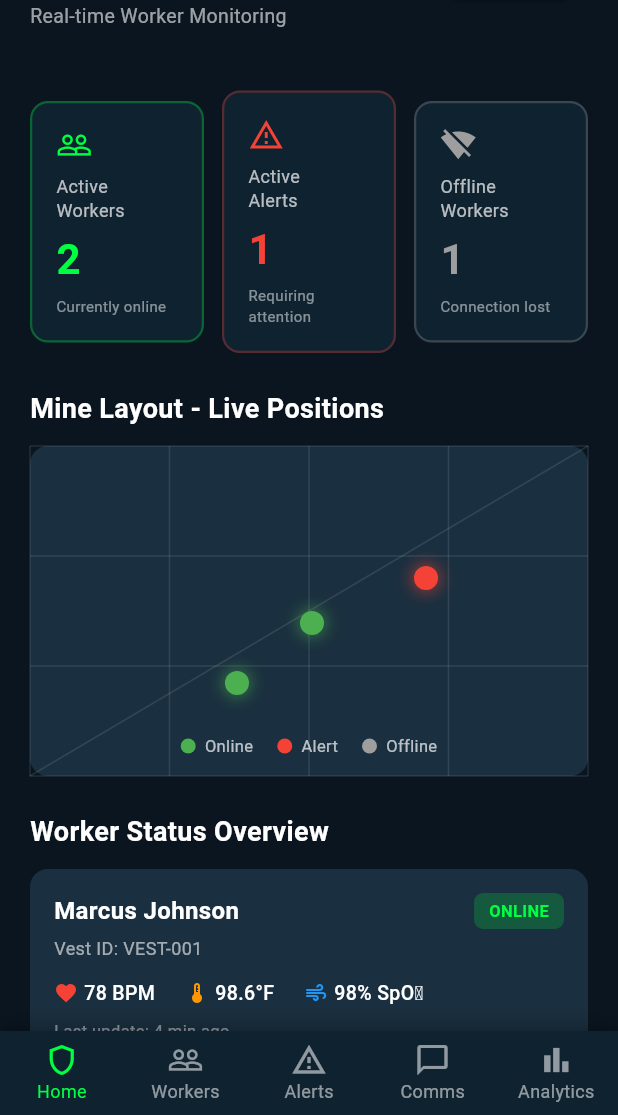
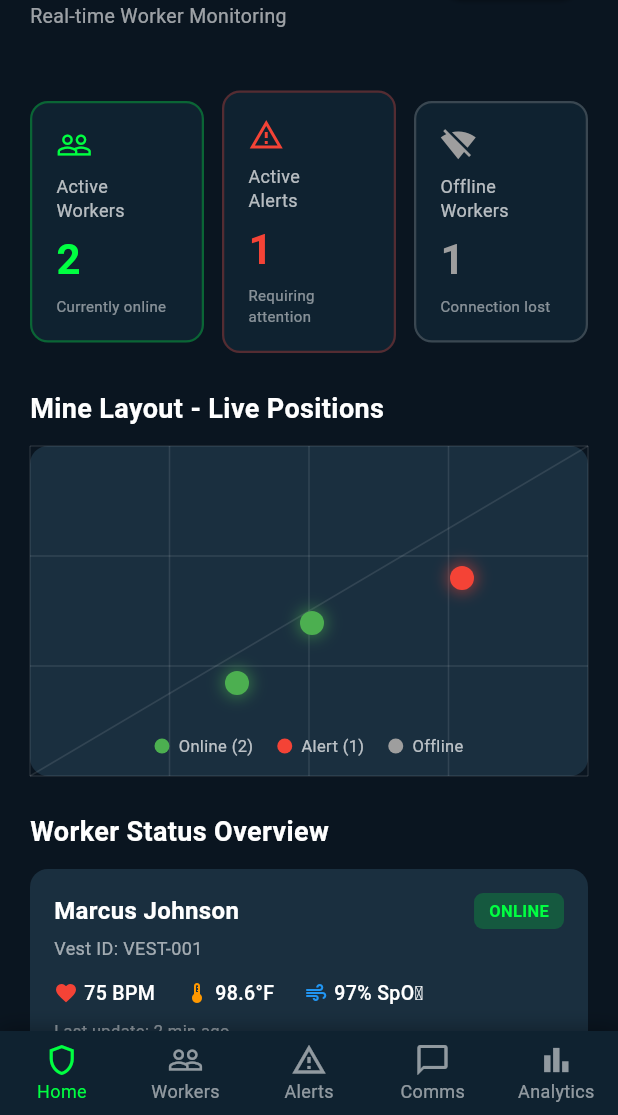
Before and after one commit to RiziaPrabin/Evok, a Flutter app: the SupervisorDashboard screen opened directly, on a phone screen of 412 x 824 dp, the part 121-1236 px from its top. Run offline on Flutter 3.47's test engine with Material 3 defaults, Android fonts, the light colour scheme and no system bars; our stand-ins replace permission_handler; missing offline and left inert: flutter_sound.

Commit message:
Coordinated data btwn 1st and 2nd page

```diff
--- a/lib/main.dart
+++ b/lib/main.dart
@@ -7,9 +7,16 @@ import 'package:permission_handler/permission_handler.dart';
 import 'package:flutter_sound/flutter_sound.dart';
 import 'worker_model.dart'; // Import the worker model
 import 'add_worker_page.dart'; // Import the add worker page
+import 'package:provider/provider.dart';
+import 'worker_provider.dart';
 
 void main() {
-  runApp(const EvokApp());
+  runApp(
+    ChangeNotifierProvider(
+      create: (context) => WorkerProvider(),
+      child: const EvokApp(),
+    ),
+  );
 }
 
 class EvokApp extends StatelessWidget {
@@ -329,6 +336,10 @@ class HomeContent extends StatelessWidget {
 
   @override
   Widget build(BuildContext context) {
+    return Consumer<WorkerProvider>(
+      builder: (context, workerProvider, child) {
+        final allWorkers = workerProvider.activeWorkers;
+
         return SafeArea(
           child: Column(
             children: [
@@ -398,13 +409,13 @@ class HomeContent extends StatelessWidget {
                   child: Column(
                     crossAxisAlignment: CrossAxisAlignment.start,
                     children: [
-                  // Stats Cards
+                      // Stats Cards - Now using real data
                       Row(
                         children: [
                           Expanded(
                             child: _buildStatCard(
                               'Active\nWorkers',
-                          '2',
+                              workerProvider.activeWorkersCount.toString(),
                               'Currently online',
                               const Color(0xFF00FF41),
                               Icons.people_outline,
@@ -414,7 +425,7 @@ class HomeContent extends StatelessWidget {
                           Expanded(
                             child: _buildStatCard(
                               'Active\nAlerts',
-                          '1',
+                              workerProvider.alertsCount.toString(),
                               'Requiring attention',
                               Colors.red,
                               Icons.warning_amber_outlined,
@@ -424,7 +435,7 @@ class HomeContent extends StatelessWidget {
                           Expanded(
                             child: _buildStatCard(
                               'Offline\nWorkers',
-                          '1',
+                              workerProvider.offlineWorkersCount.toString(),
                               'Connection lost',
                               Colors.grey,
                               Icons.signal_wifi_off,
@@ -442,7 +453,7 @@ class HomeContent extends StatelessWidget {
                         ),
                       ),
                       const SizedBox(height: 12),
-                  _buildMineLayout(),
+                      _buildMineLayout(workerProvider),
                       const SizedBox(height: 24),
                       const Text(
                         'Worker Status Overview',
@@ -453,38 +464,46 @@ class HomeContent extends StatelessWidget {
                         ),
                       ),
                       const SizedBox(height: 12),
-                  _buildWorkerCard(
-                    'Marcus Johnson',
-                    'VEST-001',
-                    '78 BPM',
+                      // Display real worker data
+                      if (allWorkers.isEmpty)
+                        Center(
+                          child: Padding(
+                            padding: const EdgeInsets.all(32.0),
+                            child: Column(
+                              children: [
+                                Icon(
+                                  Icons.people_outline,
+                                  size: 64,
+                                  color: Colors.white.withOpacity(0.3),
+                                ),
+                                const SizedBox(height: 16),
+                                Text(
+                                  'No active workers',
+                                  style: TextStyle(
+                                    fontSize: 16,
+                                    color: Colors.white.withOpacity(0.6),
+                                  ),
+                                ),
+                              ],
+                            ),
+                          ),
+                        )
+                      else
+                        ...allWorkers.map((worker) {
+                          return Padding(
+                            padding: const EdgeInsets.only(bottom: 12),
+                            child: _buildWorkerCard(
+                              worker.name,
+                              worker.vestId,
+                              '75 BPM', // Default vitals
                               '98.6°F',
-                    '98% SpO₂',
-                    'ONLINE',
-                    const Color(0xFF00FF41),
-                    '4 min ago',
-                  ),
-                  const SizedBox(height: 12),
-                  _buildWorkerCard(
-                    'Sarah Chen',
-                    'VEST-002',
-                    '95 BPM',
-                    '99.2°F',
-                    '94% SpO₂',
-                    'ALERT',
-                    Colors.red,
-                    '1 min ago',
-                  ),
-                  const SizedBox(height: 12),
-                  _buildWorkerCard(
-                    'David Rodriguez',
-                    'VEST-003',
-                    '72 BPM',
-                    '98.4°F',
                               '97% SpO₂',
-                    'ONLINE',
-                    const Color(0xFF00FF41),
-                    '3 min ago',
-                  ),
+                              worker.status,
+                              worker.statusColor,
+                              '2 min ago',
+                            ),
+                          );
+                        }).toList(),
                       const SizedBox(height: 24),
                       const Text(
                         'Quick Actions',
@@ -505,7 +524,9 @@ class HomeContent extends StatelessWidget {
                               style: ElevatedButton.styleFrom(
                                 backgroundColor: Colors.red,
                                 foregroundColor: Colors.white,
-                            padding: const EdgeInsets.symmetric(vertical: 16),
+                                padding: const EdgeInsets.symmetric(
+                                  vertical: 16,
+                                ),
                                 shape: RoundedRectangleBorder(
                                   borderRadius: BorderRadius.circular(12),
                                 ),
@@ -522,6 +543,8 @@ class HomeContent extends StatelessWidget {
               ),
             ],
           ),
+        );
+      },
     );
   }
 
@@ -574,7 +597,10 @@ class HomeContent extends StatelessWidget {
     );
   }
 
-  Widget _buildMineLayout() {
+  Widget _buildMineLayout(WorkerProvider provider) {
+    final onlineWorkers = provider.onlineWorkers;
+    final alertWorkers = provider.alertWorkers;
+
     return Container(
       height: 220,
       decoration: BoxDecoration(
@@ -587,9 +613,34 @@ class HomeContent extends StatelessWidget {
             size: const Size(double.infinity, 220),
             painter: GridPainter(),
           ),
-          Positioned(left: 180, top: 110, child: _buildWorkerDot(Colors.green)),
-          Positioned(left: 130, top: 150, child: _buildWorkerDot(Colors.green)),
-          Positioned(right: 100, top: 80, child: _buildWorkerDot(Colors.red)),
+          // Position workers dynamically based on their status
+          ...List.generate(onlineWorkers.length, (index) {
+            final positions = [
+              const Offset(180, 110),
+              const Offset(130, 150),
+              const Offset(220, 80),
+              const Offset(100, 100),
+            ];
+            if (index < positions.length) {
+              return Positioned(
+                left: positions[index].dx,
+                top: positions[index].dy,
+                child: _buildWorkerDot(Colors.green),
+              );
+            }
+            return const SizedBox.shrink();
+          }),
+          ...List.generate(alertWorkers.length, (index) {
+            final positions = [const Offset(280, 80), const Offset(150, 70)];
+            if (index < positions.length) {
+              return Positioned(
+                left: positions[index].dx,
+                top: positions[index].dy,
+                child: _buildWorkerDot(Colors.red),
+              );
+            }
+            return const SizedBox.shrink();
+          }),
           Positioned(
             bottom: 12,
             left: 0,
@@ -597,9 +648,12 @@ class HomeContent extends StatelessWidget {
             child: Row(
               mainAxisAlignment: MainAxisAlignment.center,
               children: [
-                _buildLegendItem(Colors.green, 'Online'),
+                _buildLegendItem(
+                  Colors.green,
+                  'Online (${onlineWorkers.length})',
+                ),
                 const SizedBox(width: 16),
-                _buildLegendItem(Colors.red, 'Alert'),
+                _buildLegendItem(Colors.red, 'Alert (${alertWorkers.length})'),
                 const SizedBox(width: 16),
                 _buildLegendItem(Colors.grey, 'Offline'),
               ],
@@ -748,6 +802,8 @@ class HomeContent extends StatelessWidget {
 }
 
 // ==================== 2. WORKER MANAGEMENT CONTENT ====================
+// Replace the entire WorkerManagementContent class with this:
+
 class WorkerManagementContent extends StatefulWidget {
   const WorkerManagementContent({Key? key}) : super(key: key);
 
@@ -758,62 +814,11 @@ class WorkerManagementContent extends StatefulWidget {
 
 class _WorkerManagementContentState extends State<WorkerManagementContent> {
   final TextEditingController _searchController = TextEditingController();
-  List<Worker> workers = [];
   List<Worker> filteredWorkers = [];
 
   @override
   void initState() {
     super.initState();
-    // Initialize with dummy data
-    workers = [
-      Worker(
-        name: 'Marcus Johnson',
-        id: '001',
-        vestId: 'VEST-001',
-        shift: 'Day Shift',
-        department: 'Excavation',
-        location: 'Tunnel A-2',
-        assigned: '2025-01-20',
-        status: 'ONLINE',
-        statusColor: const Color(0xFF00FF41),
-      ),
-      Worker(
-        name: 'Sarah Chen',
-        id: '002',
-        vestId: 'VEST-002',
-        shift: 'Day Shift',
-        department: 'Safety Inspection',
-        location: 'Tunnel B-1',
-        assigned: '2025-01-20',
-        status: 'ALERT',
-        statusColor: Colors.red,
-      ),
-      Worker(
-        name: 'David Rodriguez',
-        id: '003',
-        vestId: 'VEST-003',
-        shift: 'Night Shift',
-        department: 'Maintenance',
-        location: 'Central Hub',
-        assigned: '2025-01-20',
-        status: 'ONLINE',
-        statusColor: const Color(0xFF00FF41),
-      ),
-      Worker(
-        name: 'Emily Watson',
-        id: '004',
-        vestId: 'VEST-004',
-        shift: 'Day Shift',
-        department: 'Transport',
-        location: 'Unknown',
-        assigned: '2025-01-19',
-        status: 'OFFLINE',
-        statusColor: Colors.grey,
-      ),
-    ];
-    filteredWorkers = workers;
-
-    // Add listener to search controller
     _searchController.addListener(_filterWorkers);
   }
 
@@ -824,50 +829,28 @@ class _WorkerManagementContentState extends State<WorkerManagementContent> {
   }
 
   void _filterWorkers() {
+    setState(() {}); // Trigger rebuild to update filtered list
+  }
+
+  List<Worker> _getFilteredWorkers(List<Worker> workers) {
     final query = _searchController.text.toLowerCase();
-    setState(() {
     if (query.isEmpty) {
-        filteredWorkers = workers;
+      return workers;
     } else {
-        filteredWorkers = workers.where((worker) {
+      return workers.where((worker) {
         return worker.name.toLowerCase().contains(query) ||
             worker.vestId.toLowerCase().contains(query) ||
             worker.id.contains(query);
       }).toList();
     }
-    });
-  }
-
-  void _addNewWorker(Worker worker) {
-    setState(() {
-      workers.add(worker);
-      _filterWorkers(); // Update filtered list
-    });
-  }
-
-  String _getNextWorkerId() {
-    if (workers.isEmpty) return '001';
-
-    int maxId = 0;
-    for (var worker in workers) {
-      int currentId = int.tryParse(worker.id) ?? 0;
-      if (currentId > maxId) {
-        maxId = currentId;
-      }
-    }
-    return (maxId + 1).toString().padLeft(3, '0');
-  }
-
-  int _getActiveWorkersCount() {
-    return workers.where((w) => w.status == 'ONLINE').length;
-  }
-
-  int _getAlertsCount() {
-    return workers.where((w) => w.status == 'ALERT').length;
   }
 
   @override
   Widget build(BuildContext context) {
+    return Consumer<WorkerProvider>(
+      builder: (context, workerProvider, child) {
+        final filteredWorkers = _getFilteredWorkers(workerProvider.workers);
+
         return SafeArea(
           child: Column(
             children: [
@@ -937,13 +920,25 @@ class _WorkerManagementContentState extends State<WorkerManagementContent> {
                           final newWorker = await Navigator.push<Worker>(
                             context,
                             MaterialPageRoute(
-                          builder: (context) =>
-                              AddWorkerPage(nextWorkerId: _getNextWorkerId()),
+                              builder: (context) => AddWorkerPage(
+                                nextWorkerId: workerProvider.getNextWorkerId(),
+                              ),
                             ),
                           );
 
                           if (newWorker != null) {
-                        _addNewWorker(newWorker);
+                            workerProvider.addWorker(newWorker);
+                            if (mounted) {
+                              ScaffoldMessenger.of(context).showSnackBar(
+                                SnackBar(
+                                  content: Text(
+                                    '${newWorker.name} added successfully',
+                                  ),
+                                  backgroundColor: const Color(0xFF00FF41),
+                                  behavior: SnackBarBehavior.floating,
+                                ),
+                              );
+                            }
                           }
                         },
                         icon: const Icon(Icons.add, color: Colors.black),
@@ -960,17 +955,17 @@ class _WorkerManagementContentState extends State<WorkerManagementContent> {
                   mainAxisAlignment: MainAxisAlignment.spaceAround,
                   children: [
                     _buildStatItem(
-                  workers.length.toString(),
+                      workerProvider.workers.length.toString(),
                       'Total Workers',
                       Colors.white,
                     ),
                     _buildStatItem(
-                  _getActiveWorkersCount().toString(),
+                      workerProvider.activeWorkersCount.toString(),
                       'Active',
                       const Color(0xFF00FF41),
                     ),
                     _buildStatItem(
-                  _getAlertsCount().toString(),
+                      workerProvider.alertsCount.toString(),
                       'Alerts',
                       Colors.red,
                     ),
@@ -991,12 +986,24 @@ class _WorkerManagementContentState extends State<WorkerManagementContent> {
                             ),
                             const SizedBox(height: 16),
                             Text(
-                          'No workers found',
+                              _searchController.text.isEmpty
+                                  ? 'No workers added yet'
+                                  : 'No workers found',
                               style: TextStyle(
                                 fontSize: 16,
                                 color: Colors.white.withOpacity(0.6),
                               ),
                             ),
+                            if (_searchController.text.isEmpty) ...[
+                              const SizedBox(height: 8),
+                              Text(
+                                'Tap + to add your first worker',
+                                style: TextStyle(
+                                  fontSize: 14,
+                                  color: Colors.white.withOpacity(0.4),
+                                ),
+                              ),
+                            ],
                           ],
                         ),
                       )
@@ -1025,6 +1032,8 @@ class _WorkerManagementContentState extends State<WorkerManagementContent> {
             ],
           ),
         );
+      },
+    );
   }
 
   Widget _buildStatItem(String value, String label, Color color) {
--- /dev/null
+++ b/lib/worker_provider.dart
@@ -0,0 +1,106 @@
+import 'package:flutter/material.dart';
+import 'worker_model.dart';
+
+// WorkerProvider - Manages shared worker data across the app
+class WorkerProvider extends ChangeNotifier {
+  List<Worker> _workers = [
+    Worker(
+      name: 'Marcus Johnson',
+      id: '001',
+      vestId: 'VEST-001',
+      shift: 'Day Shift',
+      department: 'Excavation',
+      location: 'Tunnel A-2',
+      assigned: '2025-01-20',
+      status: 'ONLINE',
+      statusColor: const Color(0xFF00FF41),
+    ),
+    Worker(
+      name: 'Sarah Chen',
+      id: '002',
+      vestId: 'VEST-002',
+      shift: 'Day Shift',
+      department: 'Safety Inspection',
+      location: 'Tunnel B-1',
+      assigned: '2025-01-20',
+      status: 'ALERT',
+      statusColor: Colors.red,
+    ),
+    Worker(
+      name: 'David Rodriguez',
+      id: '003',
+      vestId: 'VEST-003',
+      shift: 'Night Shift',
+      department: 'Maintenance',
+      location: 'Central Hub',
+      assigned: '2025-01-20',
+      status: 'ONLINE',
+      statusColor: const Color(0xFF00FF41),
+    ),
+    Worker(
+      name: 'Emily Watson',
+      id: '004',
+      vestId: 'VEST-004',
+      shift: 'Day Shift',
+      department: 'Transport',
+      location: 'Unknown',
+      assigned: '2025-01-19',
+      status: 'OFFLINE',
+      statusColor: Colors.grey,
+    ),
+  ];
+
+  List<Worker> get workers => _workers;
+
+  // Get only online workers for home page display
+  List<Worker> get onlineWorkers =>
+      _workers.where((w) => w.status == 'ONLINE').toList();
+
+  // Get only alert workers for home page display
+  List<Worker> get alertWorkers =>
+      _workers.where((w) => w.status == 'ALERT').toList();
+
+  // Get all workers for home page display (online + alert)
+  List<Worker> get activeWorkers => _workers
+      .where((w) => w.status == 'ONLINE' || w.status == 'ALERT')
+      .toList();
+
+  int get activeWorkersCount =>
+      _workers.where((w) => w.status == 'ONLINE').length;
+
+  int get alertsCount => _workers.where((w) => w.status == 'ALERT').length;
+
+  int get offlineWorkersCount =>
+      _workers.where((w) => w.status == 'OFFLINE').length;
+
+  void addWorker(Worker worker) {
+    _workers.add(worker);
+    notifyListeners();
+  }
+
+  void updateWorker(Worker updatedWorker) {
+    final index = _workers.indexWhere((w) => w.id == updatedWorker.id);
+    if (index != -1) {
+      _workers[index] = updatedWorker;
+      notifyListeners();
+    }
+  }
+
+  void removeWorker(String workerId) {
+    _workers.removeWhere((w) => w.id == workerId);
+    notifyListeners();
+  }
+
+  String getNextWorkerId() {
+    if (_workers.isEmpty) return '001';
+
+    int maxId = 0;
+    for (var worker in _workers) {
+      int currentId = int.tryParse(worker.id) ?? 0;
+      if (currentId > maxId) {
+        maxId = currentId;
+      }
+    }
+    return (maxId + 1).toString().padLeft(3, '0');
+  }
+}
--- a/pubspec.yaml
+++ b/pubspec.yaml
@@ -30,7 +30,6 @@ environment:
 dependencies:
   flutter:
     sdk: flutter
-
   # The following adds the Cupertino Icons font to your application.
   # Use with the CupertinoIcons class for iOS style icons.
   cupertino_icons: ^1.0.8
@@ -39,7 +38,7 @@ dependencies:
   permission_handler: ^11.0.1
   path_provider: ^2.1.2
   http: ^1.2.0
-
+  provider: ^6.1.1
 dev_dependencies:
   flutter_test:
     sdk: flutter
```
Also changed, not shown: pubspec.lock. Lines whose indentation alone changed are shown as unchanged.
